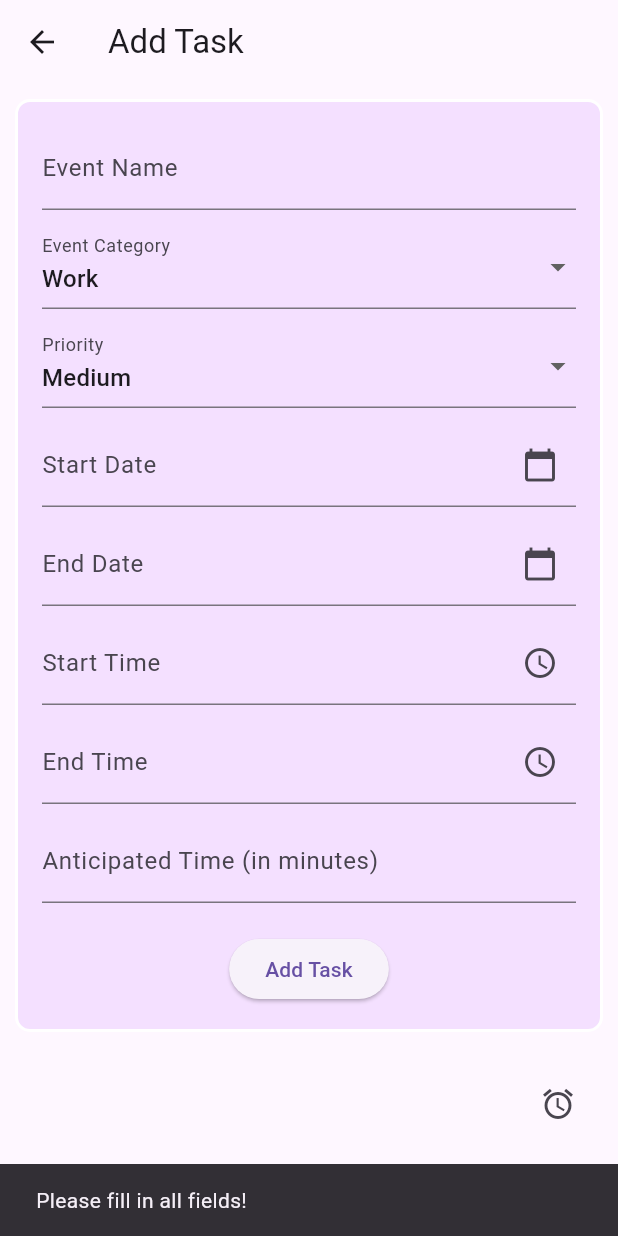
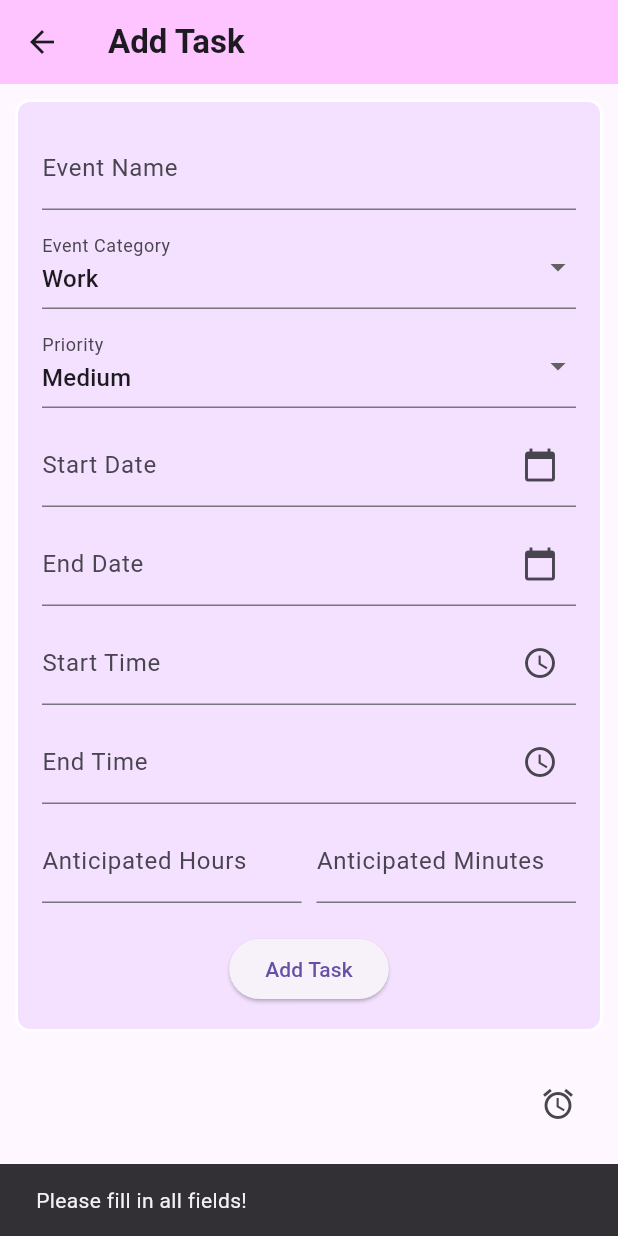
Before and after one commit to mcguire-b/student-planner, a Flutter app: the AddTaskScreen screen opened directly, after a tap on "Add Task", on a phone screen of 412 x 824 dp. Run offline on Flutter 3.47's test engine with Material 3 defaults, Android fonts, the phone set to English and light mode, and no system bars; our stand-ins replace shared_preferences, syncfusion_flutter_calendar, table_calendar; accounts and stored records are empty.

Commit message:
ui changes

```diff
--- a/lib/Screens/add_task_screen.dart
+++ b/lib/Screens/add_task_screen.dart
@@ -13,7 +13,8 @@ class AddTaskScreen extends StatefulWidget {
 
 class _AddTaskScreenState extends State<AddTaskScreen> {
   final TextEditingController nameController = TextEditingController();
-  final TextEditingController anticipatedTimeController = TextEditingController();
+  final TextEditingController anticipatedHoursController = TextEditingController();
+  final TextEditingController anticipatedMinutesController = TextEditingController();
   final TextEditingController startDateController = TextEditingController();
   final TextEditingController endDateController = TextEditingController();
 
@@ -38,7 +39,30 @@ class _AddTaskScreenState extends State<AddTaskScreen> {
         } else {
           endTime = pickedTime;
         }
+
+        // Calculate anticipated time after both are picked
+        if (startTime != null && endTime != null) {
+          calculateAnticipatedTime();
+        }
       });
+    }
+  }
+
+  void calculateAnticipatedTime() {
+    if (startTime != null && endTime != null) {
+      final start = Duration(hours: startTime!.hour, minutes: startTime!.minute);
+      final end = Duration(hours: endTime!.hour, minutes: endTime!.minute);
+
+      final diff = end - start;
+
+      // If the time goes past midnight, adjust
+      final adjustedDiff = diff.isNegative ? diff + Duration(days: 1) : diff;
+
+      final hours = adjustedDiff.inHours;
+      final minutes = adjustedDiff.inMinutes % 60;
+
+      anticipatedHoursController.text = hours.toString();
+      anticipatedMinutesController.text = minutes.toString();
     }
   }
 
@@ -72,7 +96,7 @@ class _AddTaskScreenState extends State<AddTaskScreen> {
         endTime != null &&
         startDate != null &&
         endDate != null &&
-        anticipatedTimeController.text.isNotEmpty) {
+        anticipatedHoursController.text.isNotEmpty || anticipatedMinutesController.text.isNotEmpty) {
 
       Map<String, dynamic> newTask = {
         'name': nameController.text,
@@ -82,7 +106,8 @@ class _AddTaskScreenState extends State<AddTaskScreen> {
         'endDate': "${endDate!.toLocal()}".split(' ')[0],
         'startTime': startTime!.format(context),
         'endTime': endTime!.format(context),
-        'anticipatedTime': anticipatedTimeController.text,
+        'anticipatedHours': anticipatedHoursController.text,
+        'anticipatedMinutes': anticipatedMinutesController.text,
       };
 
       // Save task to file
@@ -111,12 +136,16 @@ class _AddTaskScreenState extends State<AddTaskScreen> {
     }
   }
 
-
-
   @override
   Widget build(BuildContext context) {
     return Scaffold(
-      appBar: AppBar(title: Text('Add Task')),
+      appBar: AppBar(
+        title: Text(
+          'Add Task',
+          style: TextStyle(fontWeight: FontWeight.bold),
+          ),
+        backgroundColor: const Color.fromARGB(179, 254, 175, 255),
+      ),
       body: Align(
         alignment: Alignment.topCenter,
         child: Container(
@@ -252,11 +281,24 @@ class _AddTaskScreenState extends State<AddTaskScreen> {
 
               SizedBox(height: 10),
 
-              // Anticipated Time Field
-              TextField(
-                controller: anticipatedTimeController,
-                keyboardType: TextInputType.number,
-                decoration: InputDecoration(labelText: 'Anticipated Time (in minutes)'),
+              Row(
+                children: [
+                  Expanded(
+                    child: TextField(
+                      controller: anticipatedHoursController,
+                      keyboardType: TextInputType.number,
+                      decoration: InputDecoration(labelText: 'Anticipated Hours'),
+                    ),
+                  ),
+                  SizedBox(width: 10),
+                  Expanded(
+                    child: TextField(
+                      controller: anticipatedMinutesController,
+                      keyboardType: TextInputType.number,
+                      decoration: InputDecoration(labelText: 'Anticipated Minutes'),
+                    ),
+                  ),
+                ],
               ),
 
               SizedBox(height: 20),
```
Also changed, not shown: lib/Screens/home_screen.dart (+6 -2 lines), lib/Screens/tasks_screen.dart (+53 -10 lines), lib/login_page.dart (+7 -1 lines), lib/registration_page.dart (+10 -2 lines).
